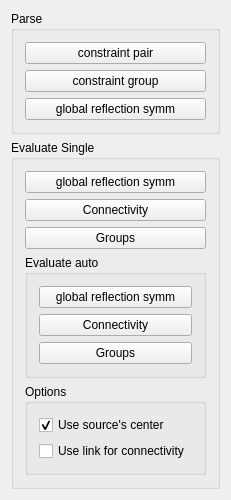
Qt form ScorerLib/ScorerWidget.ui (ialhashim/topo-blend) before a commit.
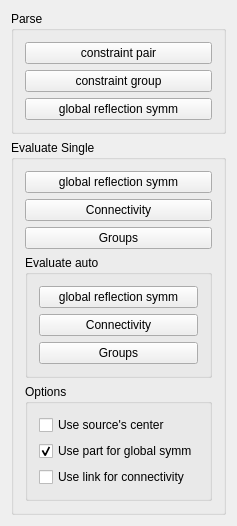
The same form after that commit.

```diff
--- a/ScorerLib/ScorerWidget.ui
+++ b/ScorerLib/ScorerWidget.ui
@@ -116,6 +116,16 @@
             <string>Use source's center</string>
            </property>
            <property name="checked">
+            <bool>false</bool>
+           </property>
+          </widget>
+         </item>
+         <item>
+          <widget class="QCheckBox" name="bUsePart">
+           <property name="text">
+            <string>Use part for global symm</string>
+           </property>
+           <property name="checked">
             <bool>true</bool>
            </property>
           </widget>
```
